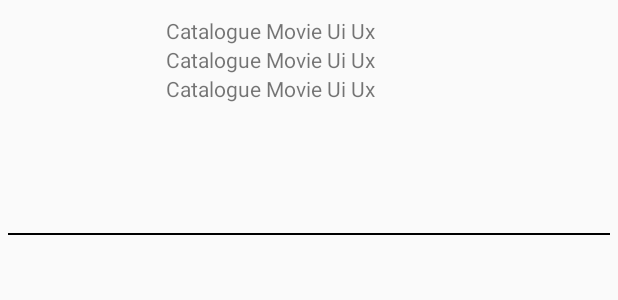
After one commit to arjava/CatalogueMovieUiUx, an Android app: the layout content_recycler.xml on its own in the app's theme, with its tools: preview values and no code run, on a phone screen of 412 x 824 dp. The commit adds this screen. Shown: the top 300 px of the screen. Run offline under Robolectric (Android 15) with nearby library versions, the phone set to English and light mode, and no system bars.

Commit message:
add adapter & recycler_content_layout

```diff
--- a/app/src/main/java/com/arjava/dcodingcatmovieuiux/request/ApiInterface.java
+++ b/app/src/main/java/com/arjava/dcodingcatmovieuiux/request/ApiInterface.java
@@ -7,7 +7,7 @@ import retrofit2.Call;
 import retrofit2.http.GET;
 import retrofit2.http.Query;
 
-/**
+/*
  * Created by arjava on 11/17/17.
  */
 
--- a/app/src/main/res/layout/app_bar_main.xml
+++ b/app/src/main/res/layout/app_bar_main.xml
@@ -21,6 +21,7 @@
     </android.support.design.widget.AppBarLayout>
 
     <include layout="@layout/content_main" />
+    <include layout="@layout/list_recycler" />
 
     <android.support.design.widget.FloatingActionButton
         android:id="@+id/fab"
--- /dev/null
+++ b/app/src/main/res/layout/content_recycler.xml
@@ -0,0 +1,58 @@
+<?xml version="1.0" encoding="utf-8"?>
+<LinearLayout
+    xmlns:android="http://schemas.android.com/apk/res/android"
+    android:layout_width="match_parent"
+    android:layout_height="wrap_content"
+    android:padding="@dimen/padding_main"
+    android:orientation="vertical"
+    android:id="@+id/linearLayoutContentRecycler">
+
+    <LinearLayout
+        android:layout_width="match_parent"
+        android:layout_height="wrap_content"
+        android:id="@+id/linearLayoutContentMovie"
+        android:orientation="horizontal">
+
+        <ImageView
+            android:id="@+id/imageViewItemMovie"
+            android:layout_width="100dp"
+            android:layout_height="150dp" />
+
+        <LinearLayout
+            android:layout_width="wrap_content"
+            android:layout_height="wrap_content"
+            android:id="@+id/linearLayoutItemTextMovie"
+            android:orientation="vertical"
+            android:padding="@dimen/padding_main">
+
+            <TextView
+                android:layout_width="match_parent"
+                android:layout_height="wrap_content"
+                android:text="@string/app_name"
+                android:id="@+id/textViemItemTitle"/>
+
+            <TextView
+                android:layout_width="match_parent"
+                android:layout_height="wrap_content"
+                android:text="@string/app_name"
+                android:id="@+id/textViemItemDesc"
+                android:maxLines="3"/>
+
+            <TextView
+                android:layout_width="match_parent"
+                android:layout_height="wrap_content"
+                android:text="@string/app_name"
+                android:id="@+id/textViemItemDate"/>
+
+        </LinearLayout>
+
+    </LinearLayout>
+
+    <View
+        android:layout_width="match_parent"
+        android:layout_height="1dp"
+        android:background="#000"
+        android:id="@+id/garisBawah"
+        android:layout_below="@+id/linearLayoutContentMovie"/>
+
+</LinearLayout>
--- a/app/src/main/res/values/dimens.xml
+++ b/app/src/main/res/values/dimens.xml
@@ -5,4 +5,5 @@
     <dimen name="nav_header_vertical_spacing">8dp</dimen>
     <dimen name="nav_header_height">176dp</dimen>
     <dimen name="fab_margin">16dp</dimen>
+    <dimen name="padding_main">5dp</dimen>
 </resources>
```
Also changed, not shown: app/src/main/java/com/arjava/dcodingcatmovieuiux/adapter/AdapterMovie.java (+44 -2 lines), app/src/main/java/com/arjava/dcodingcatmovieuiux/fragment/SearchFragment.java (added, +8 -0 lines), app/src/main/res/layout/list_recycler.xml (added, +14 -0 lines).
